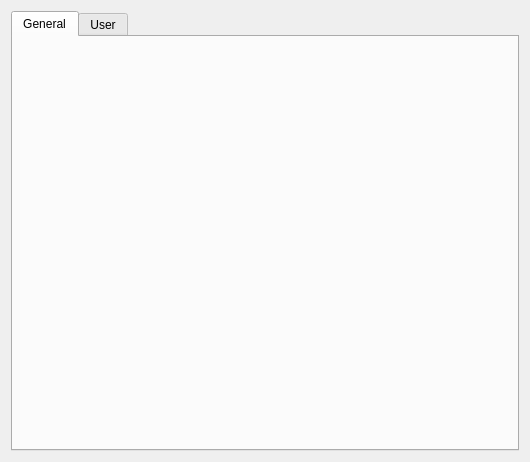
First picture: the form in src/Preference/preference.ui, repository ReFantasy/Alice, before the edit.
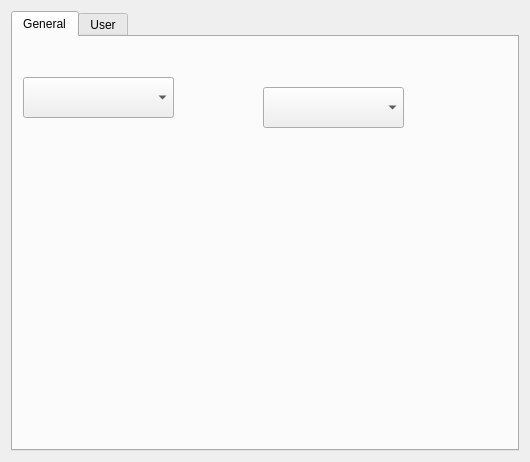
Second picture: the form after the edit.

What changed in the file:
```diff
--- a/src/Preference/preference.ui
+++ b/src/Preference/preference.ui
@@ -13,7 +13,7 @@
   <property name="windowTitle">
    <string>Preference</string>
   </property>
-  <layout class="QVBoxLayout" name="verticalLayout">
+  <layout class="QHBoxLayout" name="horizontalLayout">
    <item>
     <widget class="QTabWidget" name="tabWidget">
      <property name="currentIndex">
@@ -23,6 +23,26 @@
       <attribute name="title">
        <string>General</string>
       </attribute>
+      <widget class="QComboBox" name="com_src">
+       <property name="geometry">
+        <rect>
+         <x>10</x>
+         <y>40</y>
+         <width>151</width>
+         <height>41</height>
+        </rect>
+       </property>
+      </widget>
+      <widget class="QComboBox" name="com_target">
+       <property name="geometry">
+        <rect>
+         <x>250</x>
+         <y>50</y>
+         <width>141</width>
+         <height>41</height>
+        </rect>
+       </property>
+      </widget>
      </widget>
      <widget class="QWidget" name="tab2">
       <attribute name="title">
```
